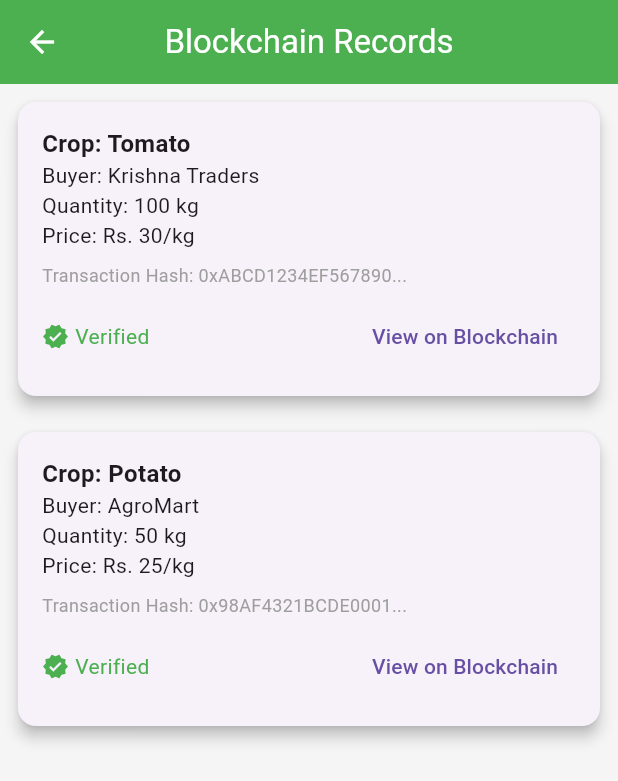
After one commit to ks3891/farmconnect_hack4business, a Flutter app: the FarmerDashboard screen opened by its route, after a tap on "Blockchain Records", on a phone screen of 412 x 824 dp. The commit adds this screen. Shown: the top 781 px of the screen. Run offline on Flutter 3.47's test engine with Material 3 defaults, Android fonts, the phone set to English and light mode, and no system bars; our stand-ins replace speech_to_text.

Commit message:
bloxkchain farmer

```diff
--- a/lib/main.dart
+++ b/lib/main.dart
@@ -12,6 +12,7 @@ import 'screens/add_crop_screen.dart';
 import 'screens/my_crops_screen.dart';
 import 'screens/farmer_order_screen.dart';
 import 'screens/sustainability_settings_screen.dart';
+import 'screens/farmer_blockchain_screen.dart'; // ✅ NEW: Blockchain screen import
 
 // Admin Screens
 import 'screens/admin_dashboard.dart';
@@ -90,11 +91,10 @@ class _FarmConnectAppState extends State<FarmConnectApp> {
         ),
       ),
       home: const SplashScreen(),
-
       routes: {
         '/create-account': (context) => const CreateAccountScreen(),
-        '/forgot-password': (context) =>
-            const ForgotPasswordScreen(), // ✅ Route added
+        '/forgot-password': (context) => const ForgotPasswordScreen(),
+
         // Farmer Routes
         '/farmer': (context) => FarmerDashboard(
               farmerName: currentFarmerName,
@@ -109,7 +109,8 @@ class _FarmConnectAppState extends State<FarmConnectApp> {
               onMyCropsTap: () {
                 Navigator.push(
                   context,
-              MaterialPageRoute(builder: (_) => MyCropsScreen(crops: _myCrops)),
+                  MaterialPageRoute(
+                      builder: (_) => MyCropsScreen(crops: _myCrops)),
                 );
               },
             ),
@@ -121,6 +122,8 @@ class _FarmConnectAppState extends State<FarmConnectApp> {
               crops: "Tomato, Cabbage",
             ),
         '/farmer/orders': (context) => const FarmerOrderScreen(),
+        '/farmer/blockchain': (context) =>
+            const FarmerBlockchainScreen(), // ✅ NEW route
 
         // Admin Routes
         '/admin': (context) => const AdminDashboard(),
--- /dev/null
+++ b/lib/screens/farmer_blockchain_screen.dart
@@ -0,0 +1,76 @@
+import 'package:flutter/material.dart';
+
+class FarmerBlockchainScreen extends StatelessWidget {
+  const FarmerBlockchainScreen({super.key});
+
+  final List<Map<String, String>> mockTransactions = const [
+    {
+      "crop": "Tomato",
+      "buyer": "Krishna Traders",
+      "quantity": "100 kg",
+      "price": "Rs. 30/kg",
+      "hash": "0xABCD1234EF567890...",
+      "status": "Verified"
+    },
+    {
+      "crop": "Potato",
+      "buyer": "AgroMart",
+      "quantity": "50 kg",
+      "price": "Rs. 25/kg",
+      "hash": "0x98AF4321BCDE0001...",
+      "status": "Verified"
+    },
+  ];
+
+  @override
+  Widget build(BuildContext context) {
+    return Scaffold(
+      appBar: AppBar(
+        title: const Text("Blockchain Records"),
+        centerTitle: true,
+      ),
+      body: ListView.builder(
+        itemCount: mockTransactions.length,
+        itemBuilder: (context, index) {
+          final tx = mockTransactions[index];
+          return Card(
+            margin: const EdgeInsets.all(12),
+            elevation: 4,
+            shape: RoundedRectangleBorder(
+              borderRadius: BorderRadius.circular(12),
+            ),
+            child: Padding(
+              padding: const EdgeInsets.all(16),
+              child: Column(
+                crossAxisAlignment: CrossAxisAlignment.start,
+                children: [
+                  Text("Crop: ${tx["crop"]}", style: const TextStyle(fontSize: 16, fontWeight: FontWeight.bold)),
+                  Text("Buyer: ${tx["buyer"]}"),
+                  Text("Quantity: ${tx["quantity"]}"),
+                  Text("Price: ${tx["price"]}"),
+                  const SizedBox(height: 8),
+                  Text("Transaction Hash: ${tx["hash"]}", style: const TextStyle(fontSize: 12, color: Colors.grey)),
+                  const SizedBox(height: 8),
+                  Row(
+                    children: [
+                      const Icon(Icons.verified, color: Colors.green, size: 18),
+                      const SizedBox(width: 4),
+                      Text(tx["status"]!, style: const TextStyle(color: Colors.green)),
+                      const Spacer(),
+                      TextButton(
+                        onPressed: () {
+                          // Optional: Open PolygonScan
+                        },
+                        child: const Text("View on Blockchain"),
+                      )
+                    ],
+                  ),
+                ],
+              ),
+            ),
+          );
+        },
+      ),
+    );
+  }
+}
--- a/lib/screens/farmer_dashboard.dart
+++ b/lib/screens/farmer_dashboard.dart
@@ -69,6 +69,15 @@ class FarmerDashboard extends StatelessWidget {
                     color: Colors.purple,
                     onTap: () {
                       Navigator.pushNamed(context, '/farmer/profile');
+                    },
+                  ),
+                  // ✅ New Blockchain Records Card (Added without changing anything else)
+                  _buildDashboardCard(
+                    icon: Icons.lock,
+                    label: 'Blockchain Records',
+                    color: Colors.teal,
+                    onTap: () {
+                      Navigator.pushNamed(context, '/farmer/blockchain');
                     },
                   ),
                 ],
```
Lines whose indentation alone changed are shown as unchanged.
